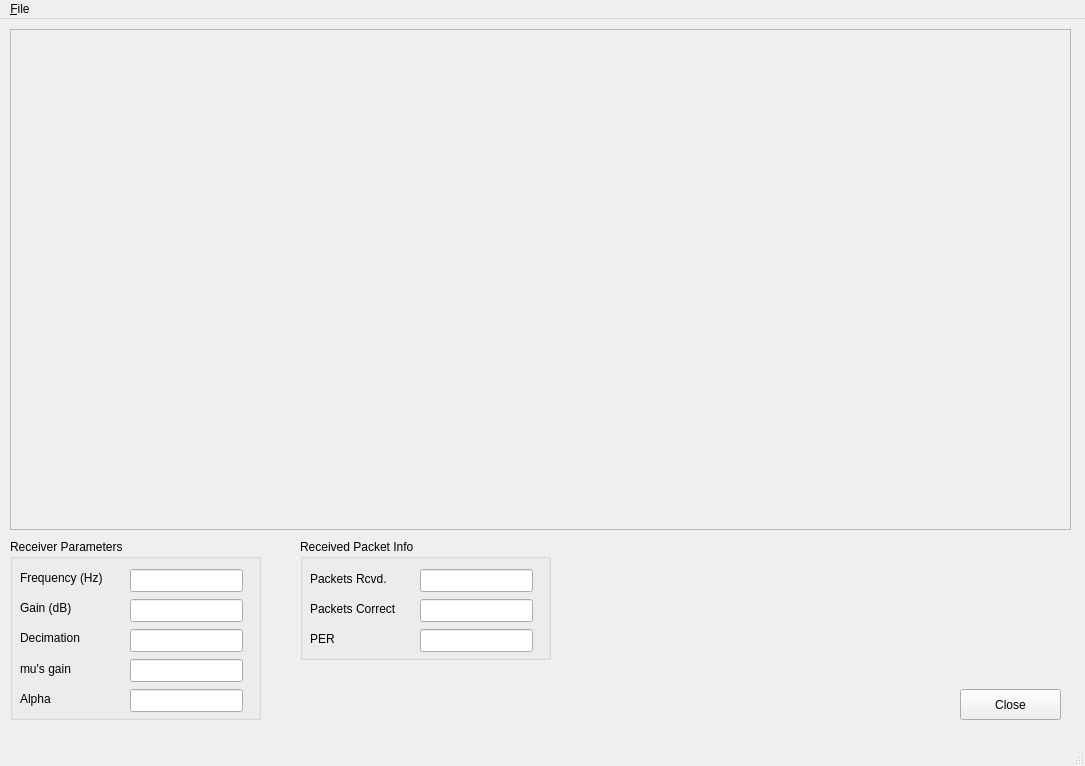
Qt form gnuradio-examples/python/digital/qt_rx_window.ui (ZakyHermawan/gnuradio) before a commit.
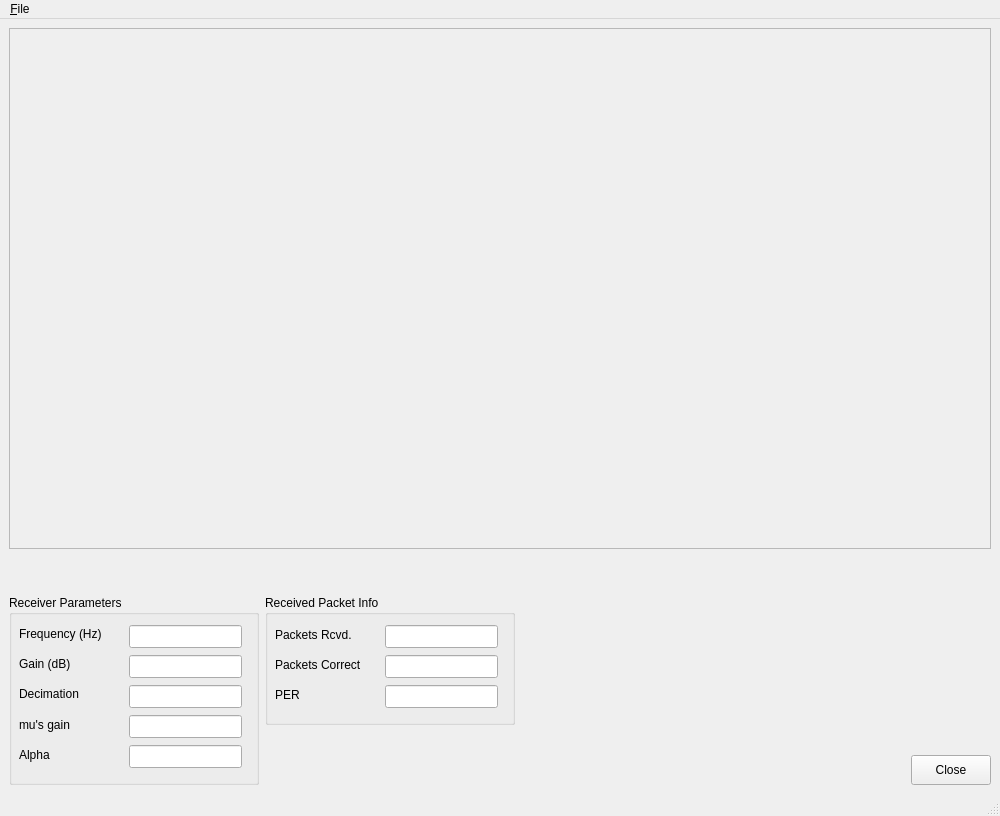
The same form after that commit.

What changed in the file:
```diff
--- a/gnuradio-examples/python/digital/qt_rx_window.ui
+++ b/gnuradio-examples/python/digital/qt_rx_window.ui
@@ -5,35 +5,28 @@
    <rect>
     <x>0</x>
     <y>0</y>
-    <width>1085</width>
-    <height>766</height>
+    <width>1000</width>
+    <height>816</height>
    </rect>
   </property>
   <property name="windowTitle" >
    <string>MainWindow</string>
   </property>
   <widget class="QWidget" name="centralwidget" >
-   <widget class="QPushButton" name="closeButton" >
-    <property name="geometry" >
-     <rect>
-      <x>960</x>
-      <y>670</y>
-      <width>101</width>
-      <height>31</height>
-     </rect>
-    </property>
-    <property name="text" >
-     <string>Close</string>
-    </property>
-   </widget>
+   <layout class="QGridLayout" name="gridLayout" >
+    <item row="0" column="0" >
    <widget class="QFrame" name="sinkFrame" >
-    <property name="geometry" >
-     <rect>
-      <x>10</x>
-      <y>10</y>
-      <width>1061</width>
-      <height>501</height>
-     </rect>
+      <property name="sizePolicy" >
+       <sizepolicy vsizetype="Preferred" hsizetype="Preferred" >
+        <horstretch>0</horstretch>
+        <verstretch>1</verstretch>
+       </sizepolicy>
+      </property>
+      <property name="minimumSize" >
+       <size>
+        <width>800</width>
+        <height>500</height>
+       </size>
     </property>
     <property name="frameShape" >
      <enum>QFrame::StyledPanel</enum>
@@ -41,26 +34,53 @@
     <property name="frameShadow" >
      <enum>QFrame::Raised</enum>
     </property>
-    <widget class="QWidget" name="horizontalLayoutWidget" >
-     <property name="geometry" >
-      <rect>
-       <x>10</x>
-       <y>10</y>
-       <width>1041</width>
-       <height>481</height>
-      </rect>
-     </property>
+      <layout class="QHBoxLayout" name="horizontalLayout_2" >
+       <item>
      <layout class="QHBoxLayout" name="sinkLayout" />
-    </widget>
-   </widget>
+       </item>
+      </layout>
+     </widget>
+    </item>
+    <item row="1" column="0" >
+     <spacer name="verticalSpacer" >
+      <property name="orientation" >
+       <enum>Qt::Vertical</enum>
+      </property>
+      <property name="sizeType" >
+       <enum>QSizePolicy::Fixed</enum>
+      </property>
+      <property name="sizeHint" stdset="0" >
+       <size>
+        <width>20</width>
+        <height>40</height>
+       </size>
+      </property>
+     </spacer>
+    </item>
+    <item row="2" column="0" >
+     <layout class="QHBoxLayout" name="horizontalLayout" >
+      <property name="sizeConstraint" >
+       <enum>QLayout::SetFixedSize</enum>
+      </property>
+      <item>
    <widget class="QGroupBox" name="rxBox" >
-    <property name="geometry" >
-     <rect>
-      <x>10</x>
-      <y>520</y>
-      <width>251</width>
-      <height>181</height>
-     </rect>
+        <property name="sizePolicy" >
+         <sizepolicy vsizetype="Fixed" hsizetype="Fixed" >
+          <horstretch>0</horstretch>
+          <verstretch>0</verstretch>
+         </sizepolicy>
+        </property>
+        <property name="minimumSize" >
+         <size>
+          <width>250</width>
+          <height>190</height>
+         </size>
+        </property>
+        <property name="maximumSize" >
+         <size>
+          <width>250</width>
+          <height>190</height>
+         </size>
     </property>
     <property name="title" >
      <string>Receiver Parameters</string>
@@ -181,14 +201,37 @@
      </property>
     </widget>
    </widget>
-   <widget class="QGroupBox" name="rxBox_2" >
-    <property name="geometry" >
-     <rect>
-      <x>300</x>
-      <y>520</y>
-      <width>251</width>
-      <height>121</height>
-     </rect>
+      </item>
+      <item>
+       <layout class="QVBoxLayout" name="verticalLayout_3" >
+        <item>
+         <widget class="QGroupBox" name="rxPacketBox" >
+          <property name="enabled" >
+           <bool>true</bool>
+          </property>
+          <property name="sizePolicy" >
+           <sizepolicy vsizetype="Fixed" hsizetype="Fixed" >
+            <horstretch>0</horstretch>
+            <verstretch>0</verstretch>
+           </sizepolicy>
+          </property>
+          <property name="minimumSize" >
+           <size>
+            <width>250</width>
+            <height>130</height>
+           </size>
+          </property>
+          <property name="maximumSize" >
+           <size>
+            <width>250</width>
+            <height>130</height>
+           </size>
+          </property>
+          <property name="font" >
+           <font>
+            <weight>50</weight>
+            <bold>false</bold>
+           </font>
     </property>
     <property name="title" >
      <string>Received Packet Info</string>
@@ -262,14 +305,106 @@
       </rect>
      </property>
     </widget>
-   </widget>
+          <zorder>pktsRcvdEdit</zorder>
+          <zorder>pktsRcvdLabel</zorder>
+          <zorder>pktsCorrectEdit</zorder>
+          <zorder>pktsCorrectLabel</zorder>
+          <zorder>perLabel</zorder>
+          <zorder>perEdit</zorder>
+          <zorder>rxBox</zorder>
+          <zorder>verticalLayoutWidget</zorder>
+         </widget>
+        </item>
+        <item>
+         <spacer name="verticalSpacer_2" >
+          <property name="orientation" >
+           <enum>Qt::Vertical</enum>
+          </property>
+          <property name="sizeType" >
+           <enum>QSizePolicy::Fixed</enum>
+          </property>
+          <property name="sizeHint" stdset="0" >
+           <size>
+            <width>20</width>
+            <height>60</height>
+           </size>
+          </property>
+         </spacer>
+        </item>
+       </layout>
+      </item>
+      <item>
+       <spacer name="horizontalSpacer" >
+        <property name="orientation" >
+         <enum>Qt::Horizontal</enum>
+        </property>
+        <property name="sizeHint" stdset="0" >
+         <size>
+          <width>40</width>
+          <height>20</height>
+         </size>
+        </property>
+       </spacer>
+      </item>
+      <item>
+       <layout class="QVBoxLayout" name="verticalLayout_5" >
+        <item>
+         <spacer name="verticalSpacer_3" >
+          <property name="orientation" >
+           <enum>Qt::Vertical</enum>
+          </property>
+          <property name="sizeHint" stdset="0" >
+           <size>
+            <width>20</width>
+            <height>40</height>
+           </size>
+          </property>
+         </spacer>
+        </item>
+        <item>
+         <widget class="QPushButton" name="closeButton" >
+          <property name="sizePolicy" >
+           <sizepolicy vsizetype="Fixed" hsizetype="Fixed" >
+            <horstretch>0</horstretch>
+            <verstretch>0</verstretch>
+           </sizepolicy>
+          </property>
+          <property name="minimumSize" >
+           <size>
+            <width>80</width>
+            <height>30</height>
+           </size>
+          </property>
+          <property name="maximumSize" >
+           <size>
+            <width>80</width>
+            <height>30</height>
+           </size>
+          </property>
+          <property name="text" >
+           <string>Close</string>
+          </property>
+         </widget>
+        </item>
+       </layout>
+      </item>
+     </layout>
+    </item>
+   </layout>
+   <zorder>closeButton</zorder>
+   <zorder>sinkFrame</zorder>
+   <zorder>rxBox</zorder>
+   <zorder>rxPacketBox</zorder>
+   <zorder>verticalLayoutWidget</zorder>
+   <zorder>verticalSpacer</zorder>
+   <zorder>horizontalLayoutWidget_2</zorder>
   </widget>
   <widget class="QMenuBar" name="menubar" >
    <property name="geometry" >
     <rect>
      <x>0</x>
      <y>0</y>
-     <width>1085</width>
+     <width>1000</width>
      <height>24</height>
     </rect>
    </property>
```
Left out of the diff: 35 changed lines with no effect on the pictures. Lines whose indentation alone changed are shown as unchanged.
